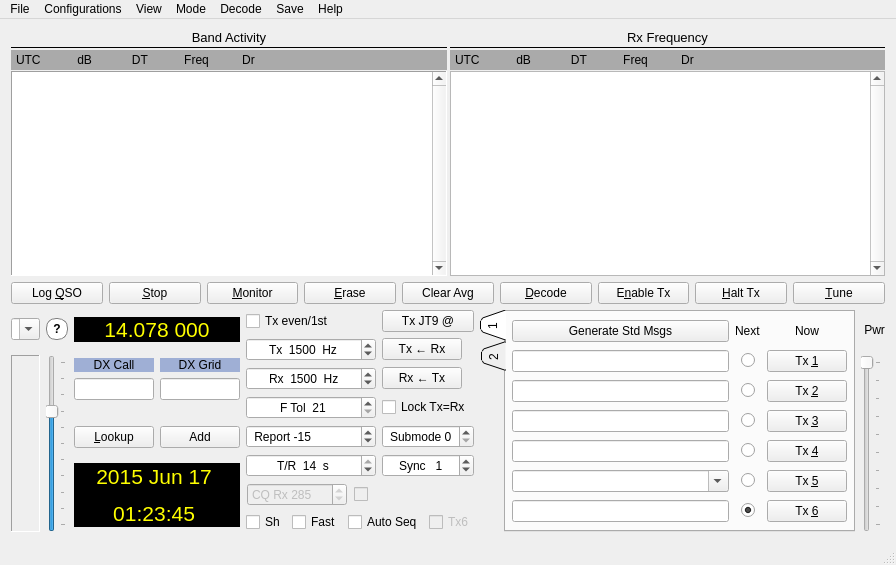
First picture: the form in mainwindow.ui, repository saitohirga/WSJT-X, before the edit.
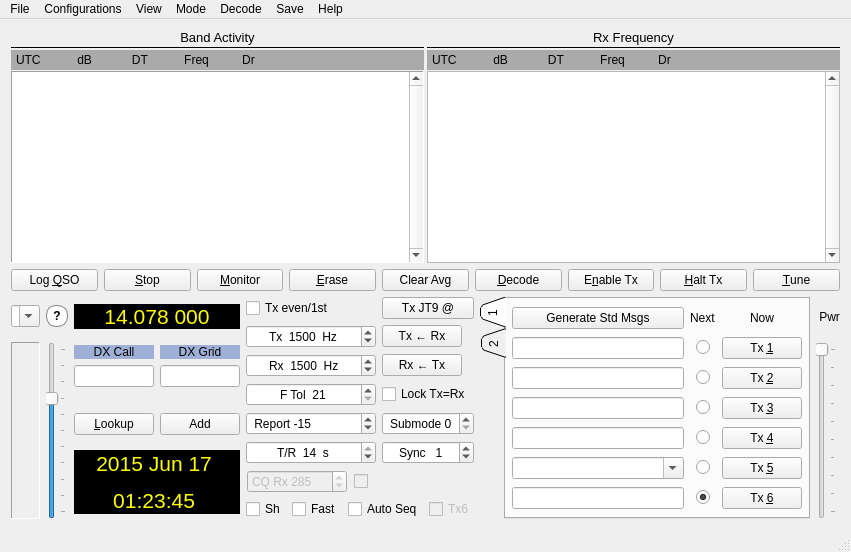
Second picture: the form after the edit. Custom widgets are drawn as their Qt base class.

Commit message: Remove outer main window window sizes for better cross platform behaviour

The edit to the form file:
```diff
--- a/mainwindow.ui
+++ b/mainwindow.ui
@@ -2,14 +2,6 @@
 <ui version="4.0">
  <class>MainWindow</class>
  <widget class="QMainWindow" name="MainWindow">
-  <property name="geometry">
-   <rect>
-    <x>0</x>
-    <y>0</y>
-    <width>896</width>
-    <height>565</height>
-   </rect>
-  </property>
   <property name="windowTitle">
    <string>WSJT-X   by K1JT</string>
   </property>
@@ -2290,14 +2282,6 @@
    </layout>
   </widget>
   <widget class="QMenuBar" name="menuBar">
-   <property name="geometry">
-    <rect>
-     <x>0</x>
-     <y>0</y>
-     <width>896</width>
-     <height>21</height>
-    </rect>
-   </property>
    <widget class="QMenu" name="menuFile">
     <property name="title">
      <string>File</string>
```
